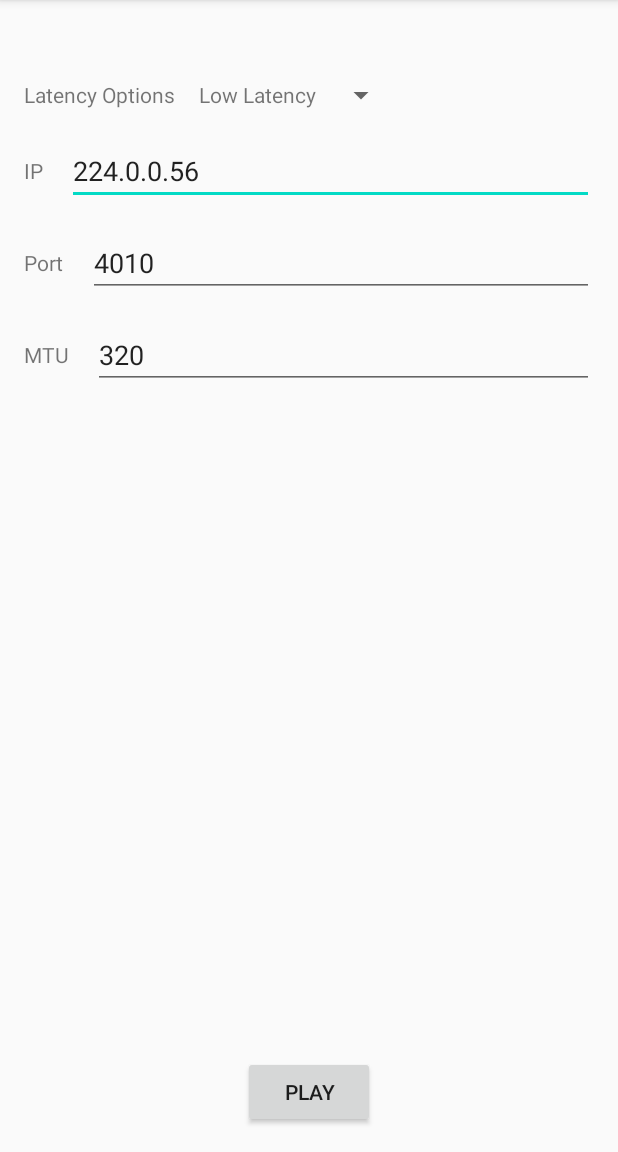
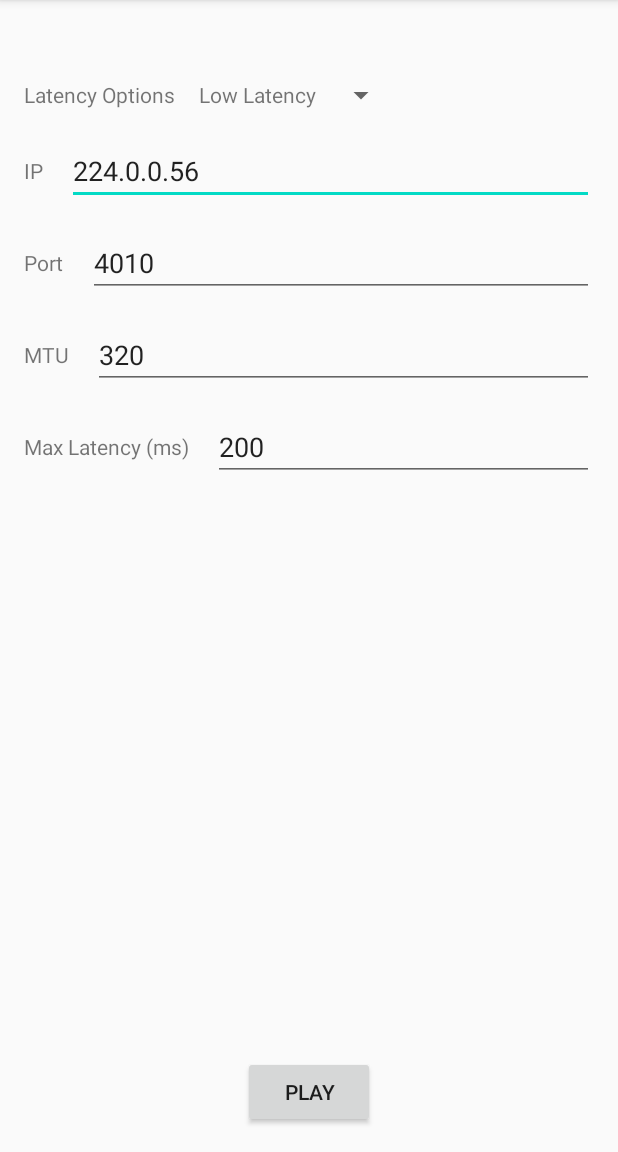
Before and after one commit to wenxin-wang/PulseDroidRtp, an Android app: the screen it shows after launch (MainActivity), on a phone screen of 412 x 824 dp, the part 84-1236 px from its top. Run offline under Robolectric (Android 15) with nearby library versions, the phone set to English and light mode, and no system bars.

Commit message:
config max latency in ui

```diff
--- a/app/src/main/java/me/wenxinwang/pulsedroidrtp/MainActivity.java
+++ b/app/src/main/java/me/wenxinwang/pulsedroidrtp/MainActivity.java
@@ -26,6 +26,7 @@ public class MainActivity extends AppCompatActivity {
     private static final String SHARED_PREF_IP = "ip";
     private static final String SHARED_PREF_PORT = "port";
     private static final String SHARED_PREF_MTU = "mtu";
+    private static final String SHARED_PREF_MAX_LATENCY = "max_latency";
 
     private static final String STATE_PLAYING = "playing";
 
@@ -35,6 +36,7 @@ public class MainActivity extends AppCompatActivity {
     private EditText mIpEdit = null;
     private EditText mPortEdit = null;
     private EditText mMtuEdit = null;
+    private EditText mMaxLatencyEdit = null;
     private TextView mInfo = null;
     private Button mButton = null;
 
@@ -42,6 +44,7 @@ public class MainActivity extends AppCompatActivity {
     private String mIp = "224.0.0.56";
     private int mPort = 4010;
     private int mMtu = 320;
+    private int mMaxLatency = 200;
 
     private Boolean mPlaying = false;
     private Handler mHandler = null;
@@ -75,6 +78,7 @@ public class MainActivity extends AppCompatActivity {
         mIpEdit = (EditText) findViewById(R.id.ipEdit);
         mPortEdit = (EditText) findViewById(R.id.portEdit);
         mMtuEdit = (EditText) findViewById(R.id.mtuEdit);
+        mMaxLatencyEdit = (EditText) findViewById(R.id.maxLatencyEdit);
 
         setupLatencySpinner();
 
@@ -84,11 +88,13 @@ public class MainActivity extends AppCompatActivity {
         mIp = sharedPref.getString(SHARED_PREF_IP, mIp);
         mPort = sharedPref.getInt(SHARED_PREF_PORT, mPort);
         mMtu = sharedPref.getInt(SHARED_PREF_MTU, mMtu);
+        mMaxLatency = sharedPref.getInt(SHARED_PREF_MAX_LATENCY, mMaxLatency);
 
         mLatencySpinner.setSelection(mLatencyOption);
         mIpEdit.setText(mIp);
         mPortEdit.setText(String.valueOf(mPort));
         mMtuEdit.setText(String.valueOf(mMtu));
+        mMaxLatencyEdit.setText(String.valueOf(mMaxLatency));
 
         mPlaying = false;
         if (savedInstanceState != null) {
@@ -168,8 +174,17 @@ public class MainActivity extends AppCompatActivity {
             setInfoMsg("Could not parse port " + nfe);
             return false;
         }
+        try {
+            int maxLatency = Integer.parseInt(mMaxLatencyEdit.getText().toString());
+            if (maxLatency > 0) {
+                mMaxLatency = maxLatency;
+            }
+        } catch (NumberFormatException nfe) {
+            setInfoMsg("Could not parse max latency " + nfe);
+            return false;
+        }
 
-        boolean success = PulseRtpAudioEngine.create(this, mLatencyOption, mIp, mPort, mMtu);
+        boolean success = PulseRtpAudioEngine.create(this, mLatencyOption, mIp, mPort, mMtu, mMaxLatency);
         if (!success) {
             setInfoMsg("Could not create PulseRtpAudioEngine");
             return false;
@@ -184,6 +199,7 @@ public class MainActivity extends AppCompatActivity {
         editor.putString(SHARED_PREF_IP, mIp);
         editor.putInt(SHARED_PREF_PORT, mPort);
         editor.putInt(SHARED_PREF_MTU, mMtu);
+        editor.putInt(SHARED_PREF_MAX_LATENCY, mMaxLatency);
         editor.commit();
         return true;
     }
@@ -195,8 +211,8 @@ public class MainActivity extends AppCompatActivity {
     }
 
     private void startUpdateStatusTimer() {
-        if (mHandler != null) {
-            return;
+        if (mHandler == null) {
+            mHandler = new Handler();
         }
         if (mStatusChecker == null) {
             mStatusChecker = new Runnable() {
@@ -207,7 +223,6 @@ public class MainActivity extends AppCompatActivity {
                 }
             };
         }
-        mHandler = new Handler();
         mStatusChecker.run();
     }
 
--- a/app/src/main/java/me/wenxinwang/pulsedroidrtp/PulseRtpAudioEngine.java
+++ b/app/src/main/java/me/wenxinwang/pulsedroidrtp/PulseRtpAudioEngine.java
@@ -13,11 +13,11 @@ public class PulseRtpAudioEngine {
         System.loadLibrary("pulsedroid-rtp");
     }
 
-    static boolean create(Context context, int latencyOption, String ip, int port, int mtu){
+    static boolean create(Context context, int latencyOption, String ip, int port, int mtu, int max_latency){
 
         if (mEngineHandle == 0){
             setDefaultStreamValues(context);
-            mEngineHandle = native_createEngine(latencyOption, ip, port, mtu);
+            mEngineHandle = native_createEngine(latencyOption, ip, port, mtu, max_latency);
         } else {
             Log.e("pulsedroid-rtp", "Engine handle already created");
         }
@@ -76,7 +76,7 @@ public class PulseRtpAudioEngine {
     }
 
     // Native methods
-    private static native long native_createEngine(int latencyOption, String ip, int port, int mtu);
+    private static native long native_createEngine(int latencyOption, String ip, int port, int mtu, int max_latency);
     private static native void native_deleteEngine(long engineHandle);
     private static native void native_setDefaultStreamValues(int sampleRate, int framesPerBurst);
     private static native int native_getNumUnderrun(long engineHandle);
--- a/app/src/main/res/layout/activity_main.xml
+++ b/app/src/main/res/layout/activity_main.xml
@@ -118,6 +118,32 @@
             android:layout_gravity="center_vertical"/>
     </LinearLayout>
 
+    <LinearLayout
+        android:id="@+id/maxLatencyContainer"
+        android:layout_width="fill_parent"
+        android:layout_height="wrap_content"
+        android:layout_marginTop="@dimen/activity_vertical_margin"
+        android:layout_marginRight="@dimen/activity_horizontal_margin"
+        android:layout_marginLeft="@dimen/activity_horizontal_margin"
+        android:orientation="horizontal"
+        app:layout_constraintLeft_toLeftOf="parent"
+        app:layout_constraintTop_toBottomOf="@+id/mtuContainer">
+        <TextView
+            android:layout_width="wrap_content"
+            android:layout_height="wrap_content"
+            android:text="@string/maxLatency"
+            android:id="@+id/maxLatencyTitleText"
+            android:layout_gravity="center_vertical"
+            />
+        <EditText
+            android:id="@+id/maxLatencyEdit"
+            android:inputType="numberDecimal"
+            android:layout_width="fill_parent"
+            android:layout_height="wrap_content"
+            android:layout_marginStart="@dimen/activity_horizontal_margin"
+            android:layout_gravity="center_vertical"/>
+    </LinearLayout>
+
     <TextView
         android:id="@+id/info"
         android:layout_width="match_parent"
--- a/app/src/main/res/values/strings.xml
+++ b/app/src/main/res/values/strings.xml
@@ -5,6 +5,7 @@
     <string name="ip">IP</string>
     <string name="port">Port</string>
     <string name="mtu">MTU</string>
+    <string name="maxLatency">Max Latency (ms)</string>
 
     <string name="play">Play</string>
     <string name="stop">Stop</string>
```
Also changed, not shown: 3 other files.
